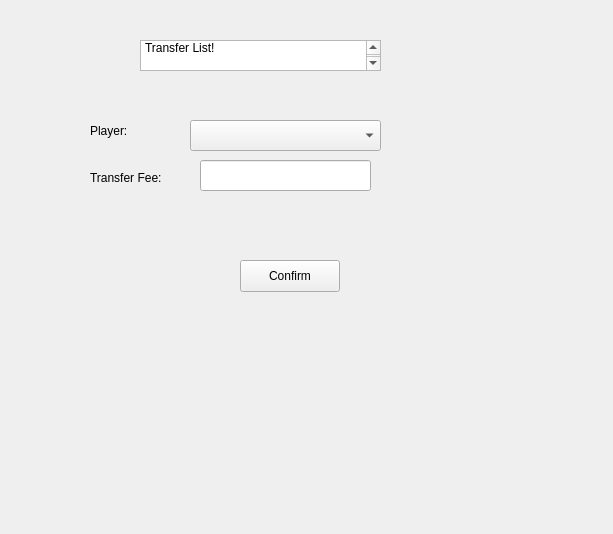
Old version of the form addtransferlist.ui in the repository TNT57/FootballClubManagementSystem.
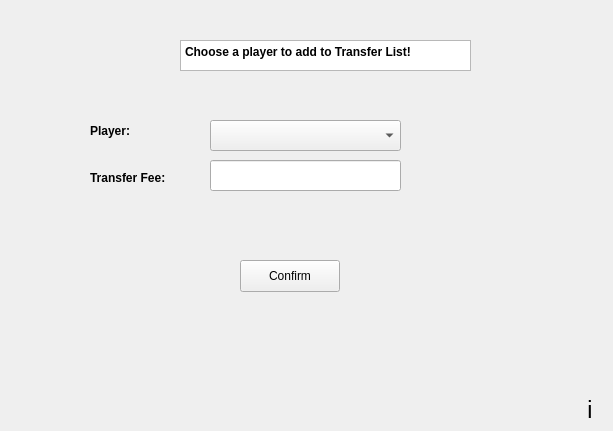
New version of the form.

```diff
--- a/addtransferlist.ui
+++ b/addtransferlist.ui
@@ -7,7 +7,7 @@
     <x>0</x>
     <y>0</y>
     <width>613</width>
-    <height>534</height>
+    <height>431</height>
    </rect>
   </property>
   <property name="windowTitle">
@@ -16,17 +16,22 @@
   <widget class="QPlainTextEdit" name="plainTextEdit">
    <property name="geometry">
     <rect>
-     <x>140</x>
+     <x>180</x>
      <y>40</y>
-     <width>241</width>
+     <width>291</width>
      <height>31</height>
     </rect>
    </property>
+   <property name="font">
+    <font>
+     <bold>true</bold>
+    </font>
+   </property>
    <property name="readOnly">
     <bool>true</bool>
    </property>
    <property name="plainText">
-    <string>             Choose a player to add to Transfer List!</string>
+    <string>Choose a player to add to Transfer List!</string>
    </property>
   </widget>
   <widget class="QLabel" name="nameLabel">
@@ -38,6 +43,11 @@
      <height>41</height>
     </rect>
    </property>
+   <property name="font">
+    <font>
+     <bold>true</bold>
+    </font>
+   </property>
    <property name="text">
     <string>Player: </string>
    </property>
@@ -58,7 +68,7 @@
   <widget class="QComboBox" name="playerNameComboBox">
    <property name="geometry">
     <rect>
-     <x>190</x>
+     <x>210</x>
      <y>120</y>
      <width>191</width>
      <height>31</height>
@@ -70,10 +80,15 @@
     <rect>
      <x>90</x>
      <y>170</y>
-     <width>71</width>
+     <width>91</width>
      <height>16</height>
     </rect>
    </property>
+   <property name="font">
+    <font>
+     <bold>true</bold>
+    </font>
+   </property>
    <property name="text">
     <string>Transfer Fee:</string>
    </property>
@@ -81,13 +96,34 @@
   <widget class="QLineEdit" name="transferFeeEdit">
    <property name="geometry">
     <rect>
-     <x>200</x>
+     <x>210</x>
      <y>160</y>
-     <width>171</width>
+     <width>191</width>
      <height>31</height>
     </rect>
    </property>
   </widget>
+  <widget class="QLabel" name="infoLabel">
+   <property name="geometry">
+    <rect>
+     <x>580</x>
+     <y>400</y>
+     <width>20</width>
+     <height>20</height>
+    </rect>
+   </property>
+   <property name="font">
+    <font>
+     <pointsize>17</pointsize>
+    </font>
+   </property>
+   <property name="text">
+    <string>i</string>
+   </property>
+   <property name="alignment">
+    <set>Qt::AlignCenter</set>
+   </property>
+  </widget>
  </widget>
  <resources/>
  <connections/>
```
